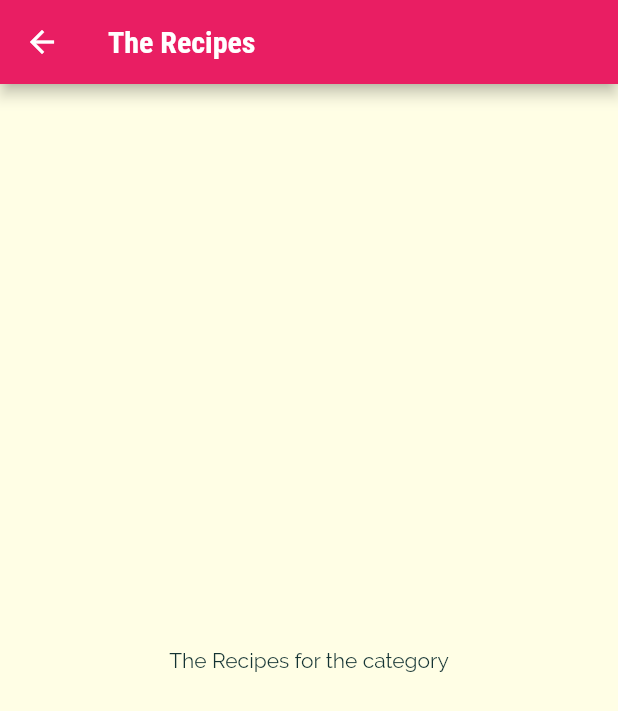
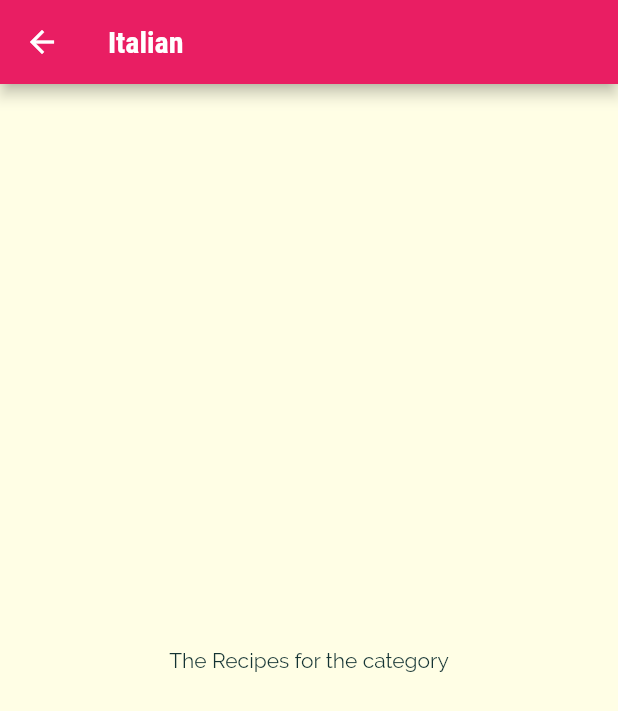
Before and after one commit to paulohfev/meals-study-app, a Flutter app: the screen it shows after launch, after a tap on "Italian", on a phone screen of 412 x 824 dp. Shown: the top 711 px of the screen. Run offline on Flutter 3.47's test engine with Material 2 defaults, Android fonts, the phone set to English and light mode, and no system bars.

Commit message:
Pass id and title to category meals screen

```diff
--- a/lib/categories_screen.dart
+++ b/lib/categories_screen.dart
@@ -13,6 +13,7 @@ class CategoriesScreen extends StatelessWidget {
         children: DUMMY_CATEGORIES
             .map(
               (categoryData) => CategoryItem(
+                categoryData.id,
                 categoryData.title,
                 categoryData.color,
               ),
--- a/lib/category_item.dart
+++ b/lib/category_item.dart
@@ -2,16 +2,17 @@ import 'package:flutter/material.dart';
 import './category_meals_screen.dart';
 
 class CategoryItem extends StatelessWidget {
+  final String id;
   final String title;
   final Color color;
 
-  CategoryItem(this.title, this.color);
+  CategoryItem(this.id, this.title, this.color);
 
   void selectCategory(BuildContext context) {
     Navigator.of(context).push(
       MaterialPageRoute(
         builder: (_) {
-          return CategoryMealsScreen();
+          return CategoryMealsScreen(id, title);
         },
       ),
     );
--- a/lib/category_meals_screen.dart
+++ b/lib/category_meals_screen.dart
@@ -1,11 +1,16 @@
 import 'package:flutter/material.dart';
 
 class CategoryMealsScreen extends StatelessWidget {
+  final String categoryId;
+  final String categoryTitle;
+
+  CategoryMealsScreen(this.categoryId, this.categoryTitle);
+
   @override
   Widget build(BuildContext context) {
     return Scaffold(
       appBar: AppBar(
-        title: Text('The Recipes'),
+        title: Text(categoryTitle),
       ),
       body: Center(
         child: Text(
```
